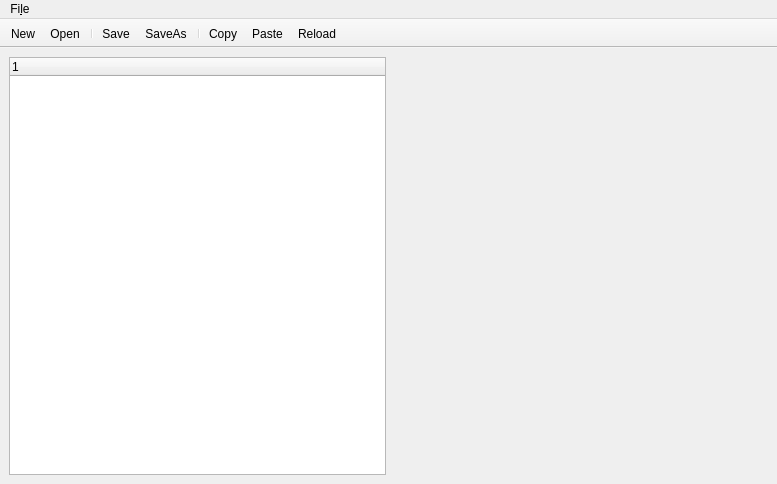
Qt form code/src/mainWindow/mainWindow.ui (vladislav06/sigProc) before a commit.
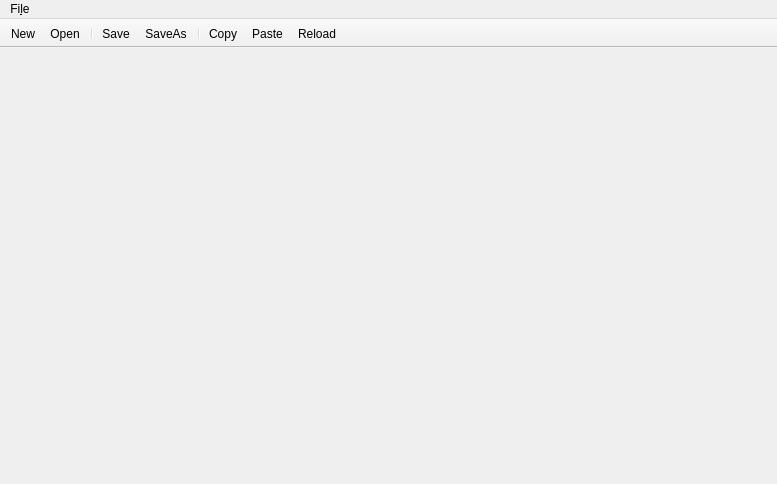
The same form after that commit. Icons and pictures are not drawn.

Diff of the .ui file:
```diff
--- a/code/src/mainWindow/mainWindow.ui
+++ b/code/src/mainWindow/mainWindow.ui
@@ -18,21 +18,6 @@
     <bool>true</bool>
    </property>
    <layout class="QHBoxLayout" name="horizontalLayout">
-    <item>
-     <widget class="QTreeWidget" name="treeWidget">
-      <property name="sizePolicy">
-       <sizepolicy hsizetype="Minimum" vsizetype="Expanding">
-        <horstretch>0</horstretch>
-        <verstretch>0</verstretch>
-       </sizepolicy>
-      </property>
-      <column>
-       <property name="text">
-        <string notr="true">1</string>
-       </property>
-      </column>
-     </widget>
-    </item>
     <item>
      <widget class="QWidget" name="nodeWidget" native="true">
       <layout class="QVBoxLayout" name="verticalLayout"/>
```
